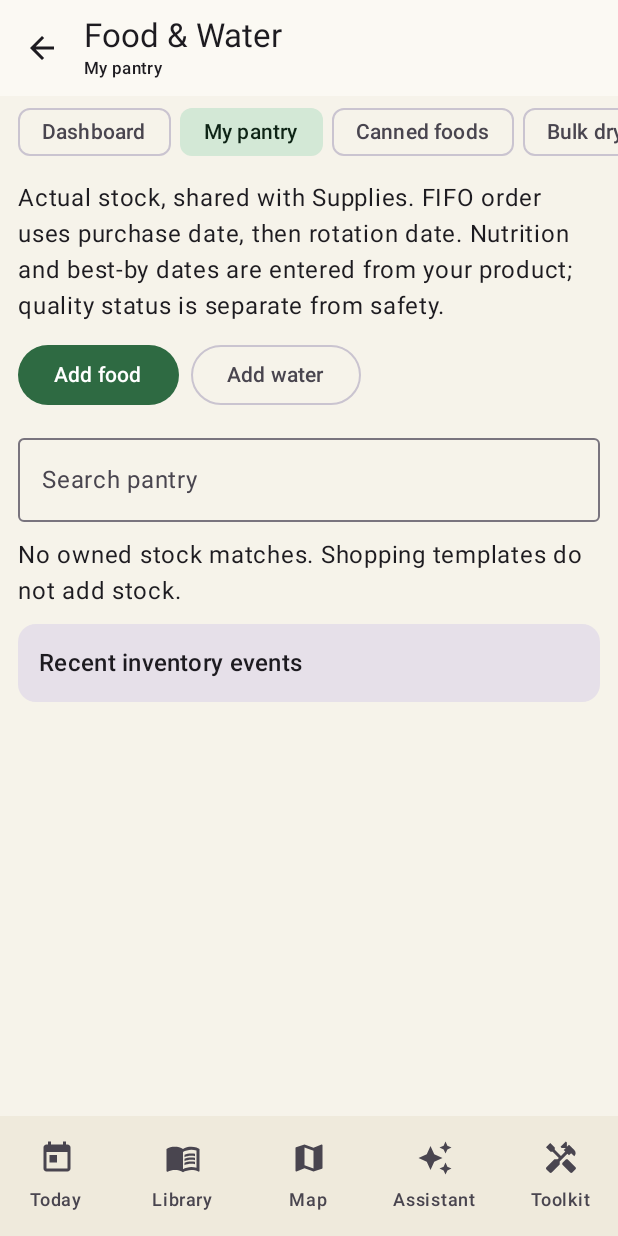
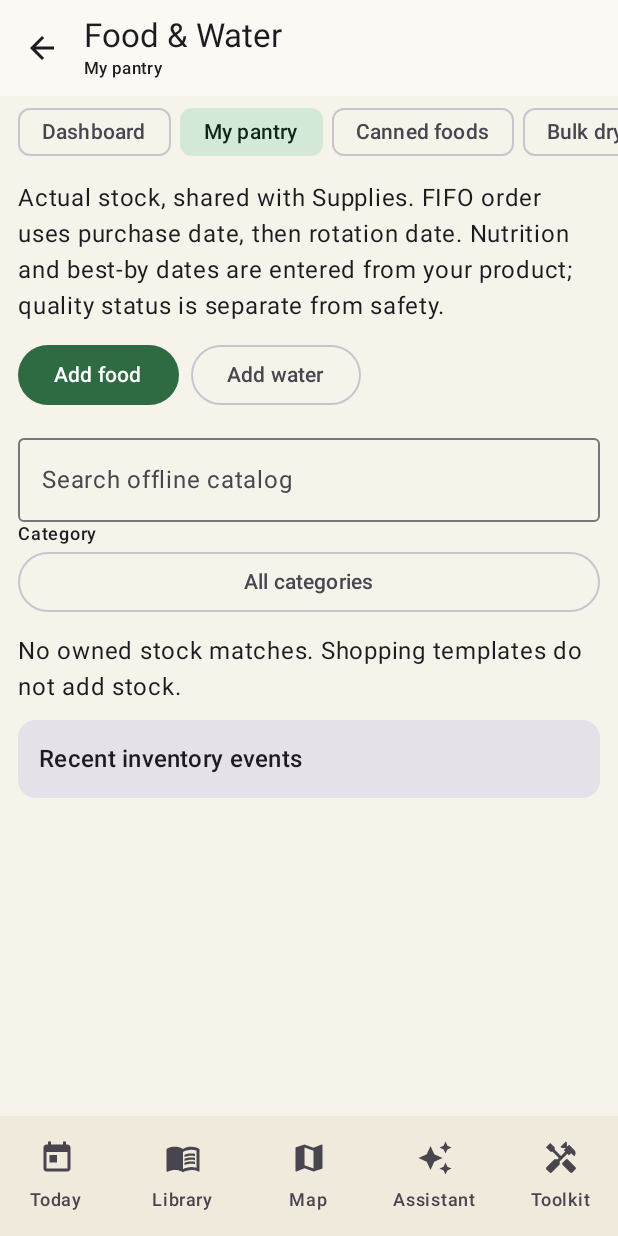
Before and after one commit to TPSWizard/outpost, an Android app built with Jetpack Compose: the FoodScreen screen opened through its navigation route, after a tap on "My pantry", on a phone screen of 412 x 824 dp. Run offline under Robolectric (Android 15) with nearby library versions, the phone set to English and light mode, and no system bars; our stand-ins replace Room's generated code; libraries missing offline, so code that uses them is left out: org.maplibre.android.

Commit message:
Harden food provenance, timer recovery and migration verification

```diff
--- a/app/src/main/java/com/conza/outpost/food/FoodLogic.kt
+++ b/app/src/main/java/com/conza/outpost/food/FoodLogic.kt
@@ -35,7 +35,7 @@ object FoodValidation {
             lot.pricePerUnit?.let { nonnegative(it, "Price") }
             date(lot.purchaseDate); date(lot.rotationDate); date(lot.openedDate)
             require(lot.safety in setOf("INSPECT", "UNKNOWN", "HELD", "COMPROMISED"))
-            require(lot.kind in setOf("COMMERCIAL", "DRY", "HOME", "CUSTOM"))
+            require(lot.kind in setOf("COMMERCIAL", "DRY", "READY", "HOME", "CUSTOM"))
             if (lot.kind == "HOME" && lot.safety == "INSPECT") {
                 val batch = state.batches.singleOrNull { it.id == lot.batchId }
                 require(batch != null && batch.seal == "SEALED" && batch.processComplete && !batch.interrupted) { "Home-canned stock needs a reviewed batch" }
@@ -115,8 +115,8 @@ object PantryMath {
         fun energy(kind: String) = available.filter { lots[it.uuid]?.kind == kind }.sumOf { it.quantity * calories(it) }
         val daily = p.people.toDouble() * p.calories
         val noCook = available.filter { lots[it.uuid]?.noCook == true }.sumOf { it.quantity * calories(it) }
-        val protein = available.sumOf { it.quantity * (lots[it.uuid]?.proteinPerUnit ?: 0.0) }
-        val gallons = supplies.filter { it.category == "WATER" }.sumOf {
+        val protein = available.sumOf { if (lots[it.uuid]?.nutritionSource?.isNotBlank() == true) it.quantity * (lots[it.uuid]?.proteinPerUnit ?: 0.0) else 0.0 }
+        val gallons = supplies.filter { it.category == "WATER" && usable(lots[it.uuid]) }.sumOf {
             it.quantity * (it.litersPerUnit ?: runCatching { liters(1.0, it.unit) }.getOrNull() ?: Rationing.litersPerUnit(it) ?: 0.0)
         } / LITERS_PER_GALLON
         val waterPerDay = p.people * p.waterGallons
--- a/app/src/main/java/com/conza/outpost/food/FoodModels.kt
+++ b/app/src/main/java/com/conza/outpost/food/FoodModels.kt
@@ -79,6 +79,7 @@ data class InventoryLot(
     val rotationDate: String? = null, val safety: String = "INSPECT",
     val batchId: String? = null, val volumeLitersPerUnit: Double? = null,
     val pricePerUnit: Double? = null,
+    val foodCategory: String = "",
 )
 
 @Serializable
--- a/app/src/main/java/com/conza/outpost/ui/food/FoodEditors.kt
+++ b/app/src/main/java/com/conza/outpost/ui/food/FoodEditors.kt
@@ -27,7 +27,8 @@ internal fun lotForm(repo: FoodRepository, state: FoodState, row: InventoryItem?
     return FoodFormSpec(if (row == null) "Record owned / purchased stock" else "Edit pantry lot", "Only enter food or water actually owned. Quantity uses the catalog unit shown below. Nutrition = label per serving × servings per ONE stock unit (one can, lb, jar, gal, etc.). For pounds, convert the label serving weight first. Blank nutrition is unknown. Dates use YYYY-MM-DD. Rotation dates are quality reminders, never safety guarantees. Home-canned stock needs a reviewed linked batch before it counts toward coverage.",
         listOf(input("name", "Product / brand / size", old.name), choice("product", "Catalog link", lot.productId, listOf("" to "Custom / no catalog link") + repo.content.products.map { it.id to "${it.name} · ${it.unit}" }),
             choice("category", "Supply category", old.category, listOf("FOOD" to "Food", "WATER" to "Water")),
-            choice("kind", "Food type", lot.kind, listOf("COMMERCIAL" to "Commercial canned", "DRY" to "Dry / bulk", "HOME" to "Home-canned", "CUSTOM" to "Other")),
+            choice("kind", "Food type", lot.kind, listOf("COMMERCIAL" to "Commercial canned", "DRY" to "Dry / bulk", "READY" to "Ready-to-eat meal", "HOME" to "Home-canned", "CUSTOM" to "Other")),
+            input("foodcategory", "Custom food group / category", lot.foodCategory.ifBlank { product?.category.orEmpty() }),
             input("quantity", "Quantity owned", old.quantity, true), input("unit", "Stock unit (can, lb, jar, gal…)", old.unit),
             input("servings", "Servings per stock unit", 1, true), input("calories", "Calories per label serving (optional)", old.caloriesPerUnit, true), input("protein", "Protein grams per label serving (optional)", lot.proteinPerUnit, true),
             input("source", "Nutrition source / product label", lot.nutritionSource), input("liters", "Water liters per stock unit (optional)", old.litersPerUnit, true),
@@ -51,7 +52,7 @@ internal fun lotForm(repo: FoodRepository, state: FoodState, row: InventoryItem?
             caloriesPerUnit = kcal, litersPerUnit = v.optionalNumber("liters"), expiry = v.opt("bestby"), notes = v.text("notes")),
             lot.copy(productId = productId, kind = kind, proteinPerUnit = protein, nutritionSource = v.text("source"), noCook = kind != "HOME" && v.flag("nocook"), waterNeeded = v.flag("waterneeded"),
                 locationId = v.opt("location"), purchaseDate = purchased, rotationDate = rotation, openedDate = v.opt("opened"), safety = v.text("safety"),
-                volumeLitersPerUnit = v.optionalNumber("volume"), pricePerUnit = v.optionalNumber("price")))
+                volumeLitersPerUnit = v.optionalNumber("volume"), pricePerUnit = v.optionalNumber("price"), foodCategory = v.text("foodcategory")))
     }
 }
 
--- a/app/src/main/java/com/conza/outpost/ui/food/FoodScreen.kt
+++ b/app/src/main/java/com/conza/outpost/ui/food/FoodScreen.kt
@@ -7,6 +7,7 @@ import androidx.compose.foundation.horizontalScroll
 import androidx.compose.foundation.layout.*
 import androidx.compose.foundation.lazy.LazyColumn
 import androidx.compose.foundation.lazy.items
+import androidx.compose.foundation.lazy.rememberLazyListState
 import androidx.compose.foundation.rememberScrollState
 import androidx.compose.material3.*
 import androidx.compose.runtime.*
@@ -44,6 +45,11 @@ fun FoodScreen(onBack: () -> Unit, onFullBackup: () -> Unit) {
     var activeBatch by rememberSaveable { mutableStateOf<String?>(null) }
     var form by remember { mutableStateOf<FoodFormSpec?>(null) }
     var exportKind by rememberSaveable { mutableStateOf("json") }
+    val listState = rememberLazyListState()
+    LaunchedEffect(section, activeBatch) { listState.scrollToItem(0) }
+    val notifications = rememberLauncherForActivityResult(ActivityResultContracts.RequestPermission()) { allowed ->
+        scope.launch { snackbar.showSnackbar(if (allowed) "Food timer reminders enabled" else "Reminders are disabled; use an independent timer") }
+    }
     val run: (suspend () -> Unit) -> Unit = { block -> scope.launch {
         try { withContext(Dispatchers.IO) { block() } }
         catch (e: Exception) { if (e is CancellationException) throw e; snackbar.showSnackbar(e.message ?: "Operation failed") }
@@ -84,7 +90,7 @@ fun FoodScreen(onBack: () -> Unit, onFullBackup: () -> Unit) {
                 return@Column
             }
             val state = s.state; val content = repo.content
-            LazyColumn(Modifier.fillMaxSize(), contentPadding = PaddingValues(12.dp, 8.dp, 12.dp, 32.dp), verticalArrangement = Arrangement.spacedBy(10.dp)) {
+            LazyColumn(Modifier.fillMaxSize(), state = listState, contentPadding = PaddingValues(12.dp, 8.dp, 12.dp, 32.dp), verticalArrangement = Arrangement.spacedBy(10.dp)) {
                 when (section) {
                     "Dashboard" -> {
                         item { FoodCard("${state.profile.name} · ${state.profile.people} people") {
@@ -137,8 +143,8 @@ fun FoodScreen(onBack: () -> Unit, onFullBackup: () -> Unit) {
                             Button(onClick = { form = lotForm(repo, state) }) { Text("Add food") }
                             OutlinedButton(onClick = { form = lotForm(repo, state, water = true) }) { Text("Add water") }
                         } }
-                        item { OutlinedTextField(search, { search = it }, label = { Text("Search actual pantry") }, modifier = Modifier.fillMaxWidth()) }
-                        val sorted = s.supplies.filter { it.name.contains(search, true) }.sortedWith(compareBy<InventoryItem> { row -> state.lots.firstOrNull { it.inventoryUuid == row.uuid }?.purchaseDate ?: "9999" }.thenBy { row -> state.lots.firstOrNull { it.inventoryUuid == row.uuid }?.rotationDate ?: "9999" })
+                        item { CatalogFilter(search, { search = it }, category, { category = it }, state.lots.map { it.foodCategory }.filter { it.isNotBlank() }.distinct()) }
+                        val sorted = s.supplies.filter { row -> row.name.contains(search, true) && (category.isEmpty() || state.lots.firstOrNull { it.inventoryUuid == row.uuid }?.foodCategory == category) }.sortedWith(compareBy<InventoryItem> { row -> state.lots.firstOrNull { it.inventoryUuid == row.uuid }?.purchaseDate ?: "9999" }.thenBy { row -> state.lots.firstOrNull { it.inventoryUuid == row.uuid }?.rotationDate ?: "9999" })
                         if (sorted.isEmpty()) item { Text("No owned stock matches. Shopping templates do not add stock.") }
                         items(sorted, key = { it.uuid }) { row ->
                             val lot = state.lots.firstOrNull { it.inventoryUuid == row.uuid }
@@ -161,7 +167,7 @@ fun FoodScreen(onBack: () -> Unit, onFullBackup: () -> Unit) {
                     }
                     "Canned foods", "Bulk dry storage" -> {
                         val kind = if (section == "Canned foods") "COMMERCIAL" else "DRY"
-                        val products = content.products.filter { it.kind == kind }
+                        val products = content.products.filter { it.kind == kind || (kind == "DRY" && it.kind == "READY") }
                         item { Text(if (kind == "COMMERCIAL") "324 cans are the initial 7-person shopping target. No stock is preloaded. Use real package labels for calories and protein. Manufacturer dates override a generic quality planning window." else "Starter dry-goods targets are editable. White rice and brown rice have different oil content and storage behavior. Avoid moisture in oxygen-reduced packaging.") }
                         item { CatalogFilter(search, { search = it }, category, { category = it }, products.map { it.category }.distinct()) }
                         items(products.filter { it.name.contains(search, true) && (category.isEmpty() || it.category == category) }, key = { it.id }) { product ->
@@ -185,6 +191,7 @@ fun FoodScreen(onBack: () -> Unit, onFullBackup: () -> Unit) {
                         } else {
                             item { Text("Pressure canning & food preservation. Every draft keeps its recipe version and exact schedule. Jars remain held until processing and seal review. Timers never measure canner pressure.") }
                             item { Button(onClick = { section = "Canning recipes" }) { Text("Choose a verified recipe") } }
+                            if (android.os.Build.VERSION.SDK_INT >= 33) item { TextButton(onClick = { notifications.launch(android.Manifest.permission.POST_NOTIFICATIONS) }) { Text("Allow optional timer reminders") } }
                             items(state.batches.reversed(), key = { it.id }) { b -> FoodCard("${b.food} · ${b.date}") {
                                 Text("${b.jars} × ${b.jar} · ${b.stage.replace('_', ' ')} · ${b.seal}")
                                 if (b.interrupted) Text("Processing interrupted — held", color = MaterialTheme.colorScheme.error)
```
Also changed, not shown: app/src/main/java/com/conza/outpost/food/FoodRepository.kt (+31 -14 lines), app/src/main/java/com/conza/outpost/griddown/Backup.kt (+11 -0 lines), app/src/main/java/com/conza/outpost/ui/food/FoodCanning.kt (+5 -2 lines), app/src/main/assets/food/content.json, 4 other files.
